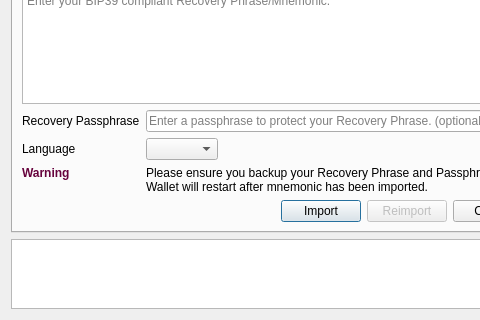
The window that src/qt/forms/mnemonicdialog.ui (Ankh-Trust/credit-core) describes before a commit, drawn with Qt 5; both pictures show x 0 to 480 and y 168 to 488 of the 813 by 488 pixel window.
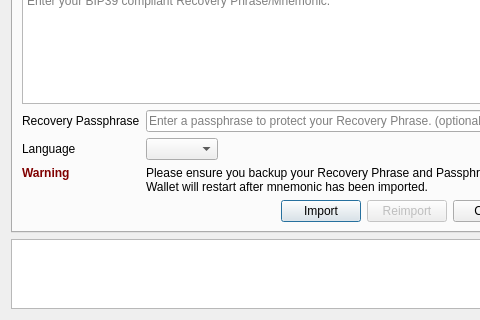
The same window after the commit. Icons and pictures are not drawn.

Patch:
```diff
--- a/src/qt/forms/mnemonicdialog.ui
+++ b/src/qt/forms/mnemonicdialog.ui
@@ -153,7 +153,7 @@
            <item row="2" column="0">
             <widget class="QLabel" name="labelWarning">
              <property name="styleSheet">
-              <string notr="true">color: #66023c;
+              <string notr="true">color: #800000;
 font-weight: bold;</string>
              </property>
              <property name="text">
```
